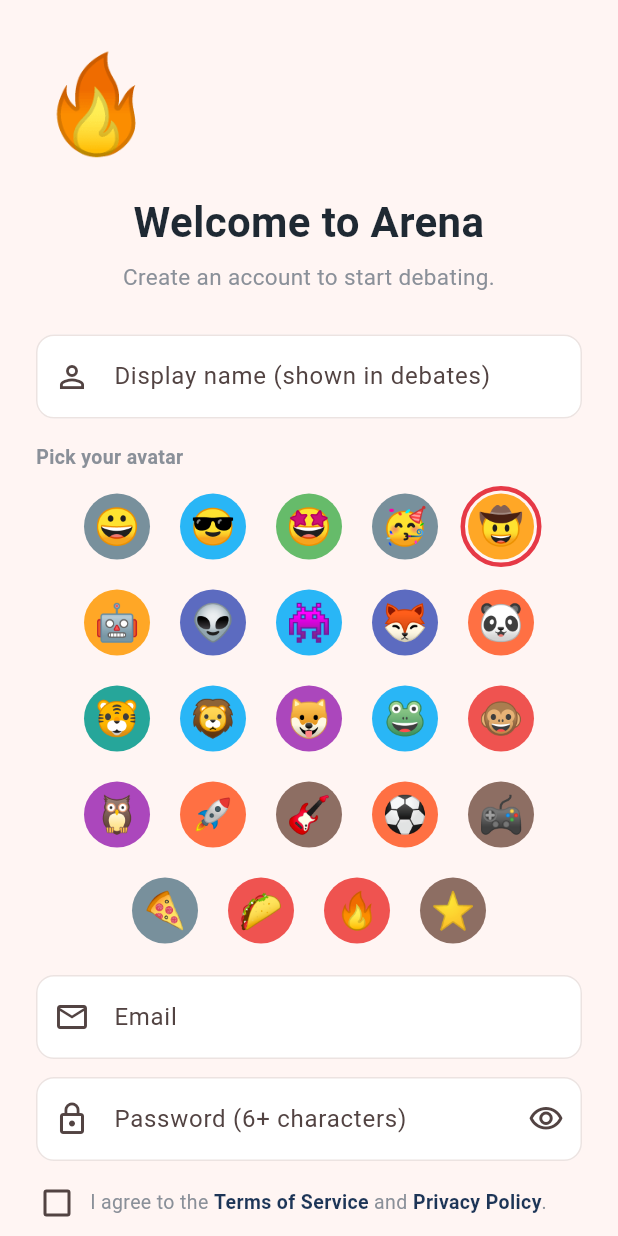
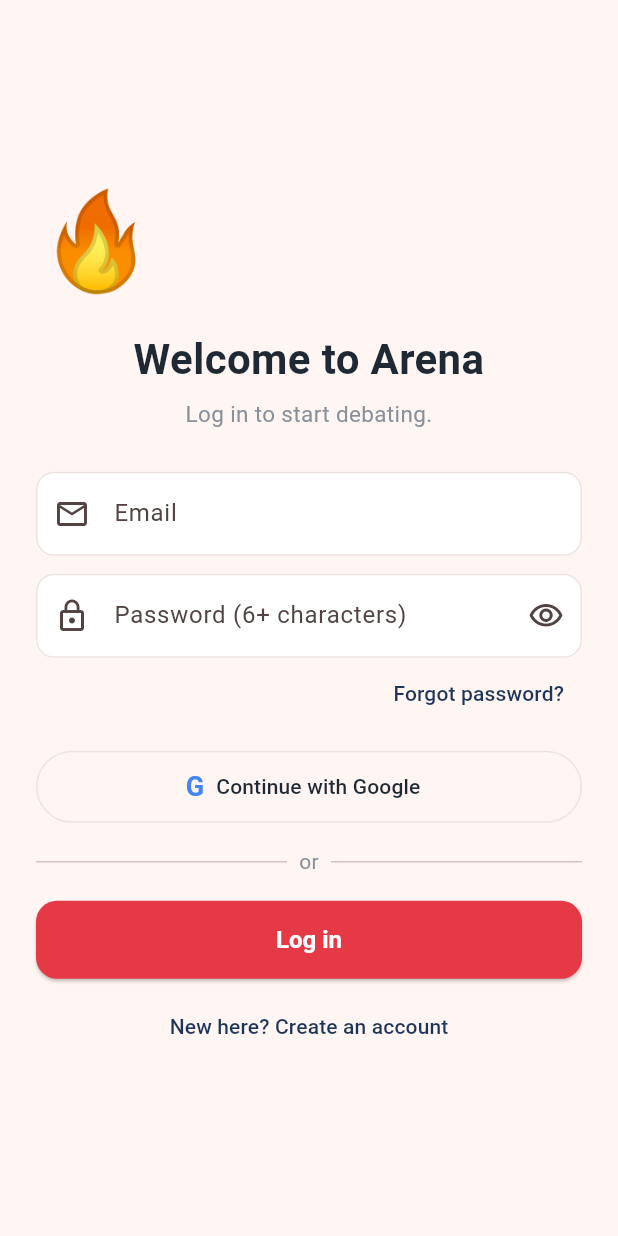
Before and after one commit to rahulkallingal/arena, a Flutter app: the screen it shows after launch, on a phone screen of 412 x 824 dp. Run offline on Flutter 3.47's test engine with Material 3 defaults, Android fonts, the phone set to English and light mode, and no system bars; our stand-ins replace cloud_firestore, cloud_functions, firebase_auth, firebase_core, firebase_messaging, flutter_local_notifications and 3 more; accounts and stored records are empty.

Commit message:
Login-first auth screen (sign-up secondary)
The welcome screen now opens on the Log in form by default with a "New here?
Create an account" link, instead of opening on sign-up. startInSignUp defaults
to false. Also verified message avatars render the sender's chosen emoji.

Co-Authored-By: Claude Opus 4.8 (1M context) <noreply@anthropic.com>

```diff
--- a/lib/screens/login_screen.dart
+++ b/lib/screens/login_screen.dart
@@ -11,10 +11,11 @@ import 'rooms_list_screen.dart';
 
 /// Sign up / log in with email + password. Toggles between the two modes.
 class LoginScreen extends StatefulWidget {
-  /// Whether to open on the "Create account" view. After logout we pass false so
-  /// returning users land on the Log in form.
+  /// Whether to open on the "Create account" view. Defaults to false so the
+  /// screen opens on the primary **Log in** form (with a "New here? Create an
+  /// account" link); pass true to open straight on sign-up.
   final bool startInSignUp;
-  const LoginScreen({super.key, this.startInSignUp = true});
+  const LoginScreen({super.key, this.startInSignUp = false});
 
   @override
   State<LoginScreen> createState() => _LoginScreenState();
@@ -232,7 +233,7 @@ class _LoginScreenState extends State<LoginScreen> {
                 Text(
                   _isSignUp
                       ? 'Create an account to start debating.'
-                      : 'Log back in to your account.',
+                      : 'Log in to start debating.',
                   textAlign: TextAlign.center,
                   style: const TextStyle(fontSize: 15, color: AppColors.textGrey),
                 ),
```
Also changed, not shown: 1 other file.
